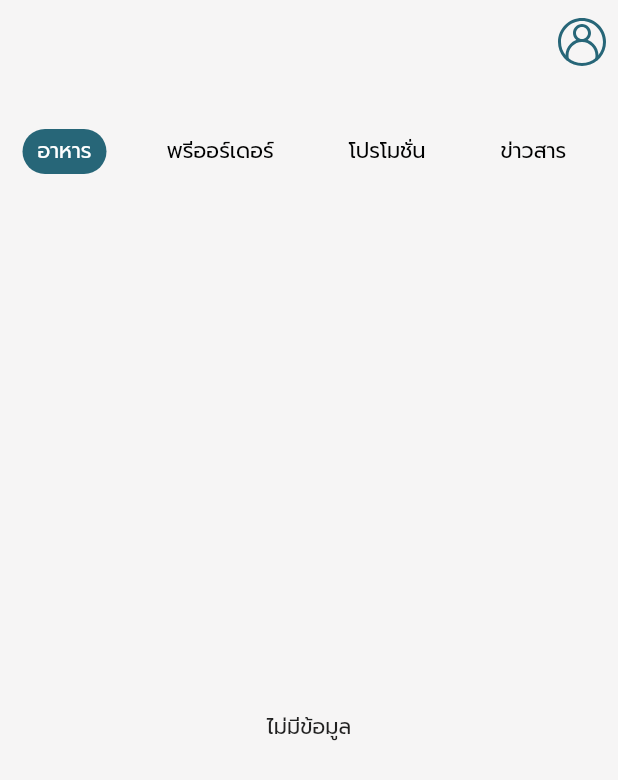
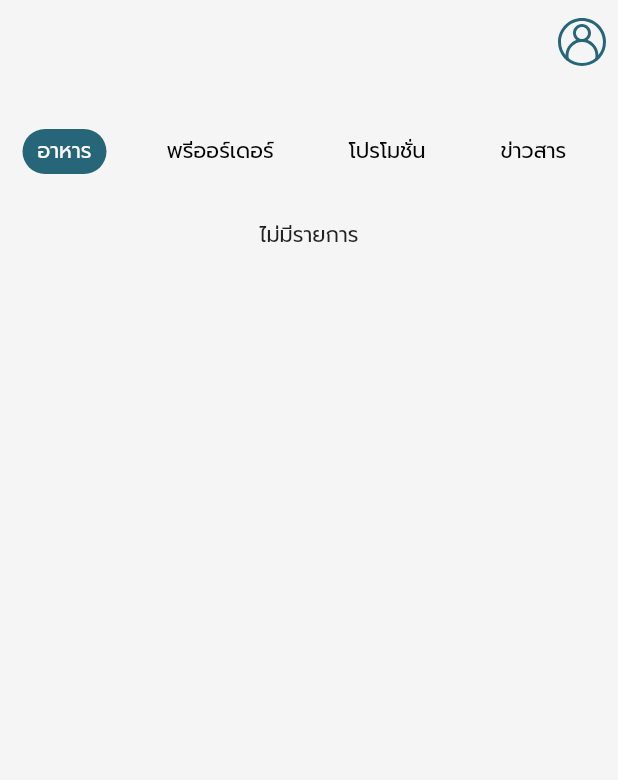
Before and after one commit to jobpawt/charoenkrung.app, a Flutter app: the screen it shows after launch, on a phone screen of 412 x 824 dp. Shown: the top 780 px of the screen. Run offline on Flutter 3.47's test engine with Material 2 defaults, Android fonts, the phone set to English and light mode, and no system bars; our stand-ins replace flutter_svg, image_picker; accounts and stored records are empty; network calls fail.

Commit message:
create product item on home

```diff
--- a/lib/screens/home/components/body.dart
+++ b/lib/screens/home/components/body.dart
@@ -1,4 +1,8 @@
+import 'package:charoenkrung_app/data/productData.dart';
 import 'package:charoenkrung_app/providers/menuProvider.dart';
+import 'package:charoenkrung_app/providers/productProvider.dart';
+import 'package:charoenkrung_app/screens/home/components/product/productList.dart';
+import 'package:charoenkrung_app/services/productService.dart';
 import 'package:flutter/material.dart';
 import 'package:provider/provider.dart';
 
@@ -9,55 +13,54 @@ class Body extends StatefulWidget {
 
 class _BodyState extends State<Body> {
   @override
-  Widget build(BuildContext context) {
-    return buildGridView(context);
+  void initState() {
+    super.initState();
+    _getAllProduct();
   }
 
-  Future<List<dynamic>> getDataFromDatabase({String menu}) async {
-    return null;
+  @override
+  Widget build(BuildContext context) {
+    var menu = Provider.of<MenuProvider>(context);
+    return Expanded(child: checkBody(menu.menu));
   }
 
-  Widget buildGridView(BuildContext context) {
-    String menu = Provider.of<MenuProvider>(context).menu;
-    double _crossAxisSpacing = 8;
-    double _screenWidth = MediaQuery.of(context).size.width;
-    int _crossAxisCount = 2;
-    double _width =
-        (_screenWidth - ((_crossAxisCount - 1) * _crossAxisSpacing)) /
-            _crossAxisCount;
-    double _cellHeight = 250;
-    double _aspectRatio = _width / _cellHeight;
-    //have data
-    return Expanded(
-        child: FutureBuilder(
-      future: getDataFromDatabase(menu: menu),
-      builder: (context, snapshot) {
-        if (snapshot.connectionState == ConnectionState.waiting) {
-          //waiting downloading data
-          return Center(
-            child: Container(
-              child: CircularProgressIndicator(),
-            ),
-          );
-        } else {
-          //finished
-          var productList = snapshot.data;
-          return productList != null
-              ? GridView.builder(
-                  itemCount: productList.length,
-                  gridDelegate: SliverGridDelegateWithFixedCrossAxisCount(
-                      crossAxisCount: _crossAxisCount,
-                      crossAxisSpacing: _crossAxisSpacing,
-                      mainAxisSpacing: _crossAxisSpacing,
-                      childAspectRatio: _aspectRatio),
-                  itemBuilder: (context, index) => null)
-              : Center(
-                  child: Container(
-                    child: Text('ไม่มีข้อมูล'),
-                  ),
-                );
-        }
-      },
-    ));
+  Widget checkBody(
+    String menu,
+  ) {
+    switch (menu) {
+      case 'อาหาร':
+        return ProductList();
+        break;
+      case 'พรีออร์เดอร์':
+        return Container(
+          child: Text('พรีออร์เดอร์'),
+        );
+        break;
+      case 'โปรโมชั่น':
+        return Container(
+          child: Text('โปรโมชั่น'),
+        );
+        break;
+      case 'ข่าวสาร':
+        return Container(
+          child: Text('ข่าวสาร'),
+        );
+        break;
+      default:
+        return Container(
+          child: Text('ไม่มีรายการ'),
+        );
+        break;
+    }
+  }
+
+  _getAllProduct() async {
+    await ProductService.getAll().then((res) async {
+      if (res.type != 'error') {
+        var productList = res.data as List<ProductData>;
+        Provider.of<ProductProvider>(context, listen: false)
+            .addAll(productList);
+      }
+    });
   }
 }
--- /dev/null
+++ b/lib/screens/home/components/product/productList.dart
@@ -0,0 +1,24 @@
+import 'package:charoenkrung_app/providers/productProvider.dart';
+import 'package:charoenkrung_app/screens/home/components/product/productItem.dart';
+import 'package:flutter/material.dart';
+import 'package:provider/provider.dart';
+
+class ProductList extends StatefulWidget {
+  @override
+  _ProductListState createState() => _ProductListState();
+}
+
+class _ProductListState extends State<ProductList> {
+  @override
+  Widget build(BuildContext context) {
+    var productList = Provider.of<ProductProvider>(context).products;
+
+    return productList.length != 0
+        ? ListView.builder(
+            itemCount: productList.length,
+            itemBuilder: (context, index) => ProductItem(
+                  product: productList[index],
+                ))
+        : Container(child: Text('ไม่มีรายการ'));
+  }
+}
--- a/lib/screens/home/home.dart
+++ b/lib/screens/home/home.dart
@@ -1,6 +1,7 @@
 import 'package:charoenkrung_app/config/config.dart';
 import 'package:charoenkrung_app/data/shopData.dart';
 import 'package:charoenkrung_app/data/userData.dart';
+import 'package:charoenkrung_app/providers/productProvider.dart';
 import 'package:charoenkrung_app/providers/shopProvider.dart';
 import 'package:charoenkrung_app/providers/userProvider.dart';
 import 'package:charoenkrung_app/screens/home/components/body.dart';
@@ -20,7 +21,6 @@ class Home extends StatefulWidget {
 }
 
 class _HomeState extends State<Home> {
-
   @override
   void initState() {
     super.initState();
@@ -35,6 +35,7 @@ class _HomeState extends State<Home> {
             create: (_) => MenuProvider(
                 menus: ['อาหาร', 'พรีออร์เดอร์', 'โปรโมชั่น', 'ข่าวสาร'],
                 selected: 0)),
+        ChangeNotifierProvider(create: (_) => ProductProvider())
       ],
       child: Scaffold(
         backgroundColor: Config.lightColor,
@@ -71,15 +72,17 @@ class _HomeState extends State<Home> {
             : Row(
                 children: [
                   IconButton(
-                      icon: SvgPicture.asset('assets/Mychat.svg',
-                          color: Config.darkColor,
-                          width: 32,
+                      icon: SvgPicture.asset(
+                        'assets/Mychat.svg',
+                        color: Config.darkColor,
+                        width: 32,
                       ),
                       onPressed: null),
                   IconButton(
-                      icon: SvgPicture.asset('assets/Mymenu.svg',
-                          color: Config.darkColor,
-                          width: 32,
+                      icon: SvgPicture.asset(
+                        'assets/Mymenu.svg',
+                        color: Config.darkColor,
+                        width: 32,
                       ),
                       onPressed: () => Navigator.push(context,
                           MaterialPageRoute(builder: (context) => User())))
@@ -88,5 +91,4 @@ class _HomeState extends State<Home> {
       ],
     );
   }
-
 }
--- a/lib/screens/shop/components/promotion/promotionAdd.dart
+++ b/lib/screens/shop/components/promotion/promotionAdd.dart
@@ -84,7 +84,7 @@ class _PromotionAddState extends State<PromotionAdd> {
     promotion.price = int.parse(_price.text.trim());
     promotion.pid = widget.productList[selectedIndex].pid;
     promotion.start = start.toLocal().toString().split(' ')[0];
-    promotion.end = start.toLocal().toString().split(' ')[0];
+    promotion.end = end.toLocal().toString().split(' ')[0];
     if (_validate(
         context: context,
         name: promotion.name,
--- a/lib/screens/user/user.dart
+++ b/lib/screens/user/user.dart
@@ -1,5 +1,6 @@
 import 'package:charoenkrung_app/config/config.dart';
 import 'package:charoenkrung_app/data/shopData.dart';
+import 'package:charoenkrung_app/providers/productProvider.dart';
 import 'package:charoenkrung_app/providers/shopProvider.dart';
 import 'package:charoenkrung_app/providers/userProvider.dart';
 import 'package:charoenkrung_app/screens/user/components/option.dart';
@@ -31,7 +32,7 @@ class _UserState extends State<User> {
               selected: 0,
               menus: ['ออร์เดอร์', 'จอง', 'ประวัติ', 'ร้านของฉัน']),
         ),
-        ChangeNotifierProvider(create: (_) => ShopProvider(shops: shopList))
+        ChangeNotifierProvider(create: (_) => ShopProvider(shops: shopList)),
       ],
       child: Scaffold(
         backgroundColor: Config.accentColor,
```
Also changed, not shown: lib/screens/home/components/product/productItem.dart (added, +98 -0 lines), lib/screens/shop/components/preorder/preOrderItem.dart (+7 -1 lines), lib/screens/shop/components/product/productItem.dart (+3 -6 lines), lib/screens/user/components/body.dart (+11 -2 lines), lib/screens/user/components/shop/shopItem.dart (added, +75 -0 lines), lib/screens/user/components/shop/shopList.dart (+1 -72 lines).
